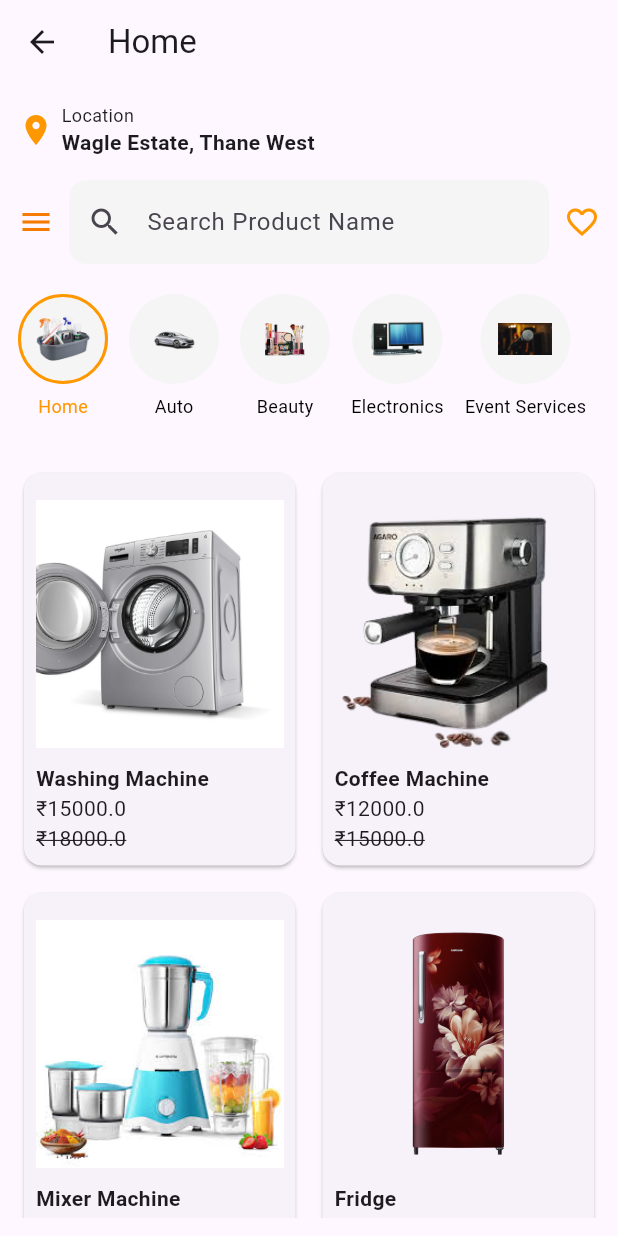
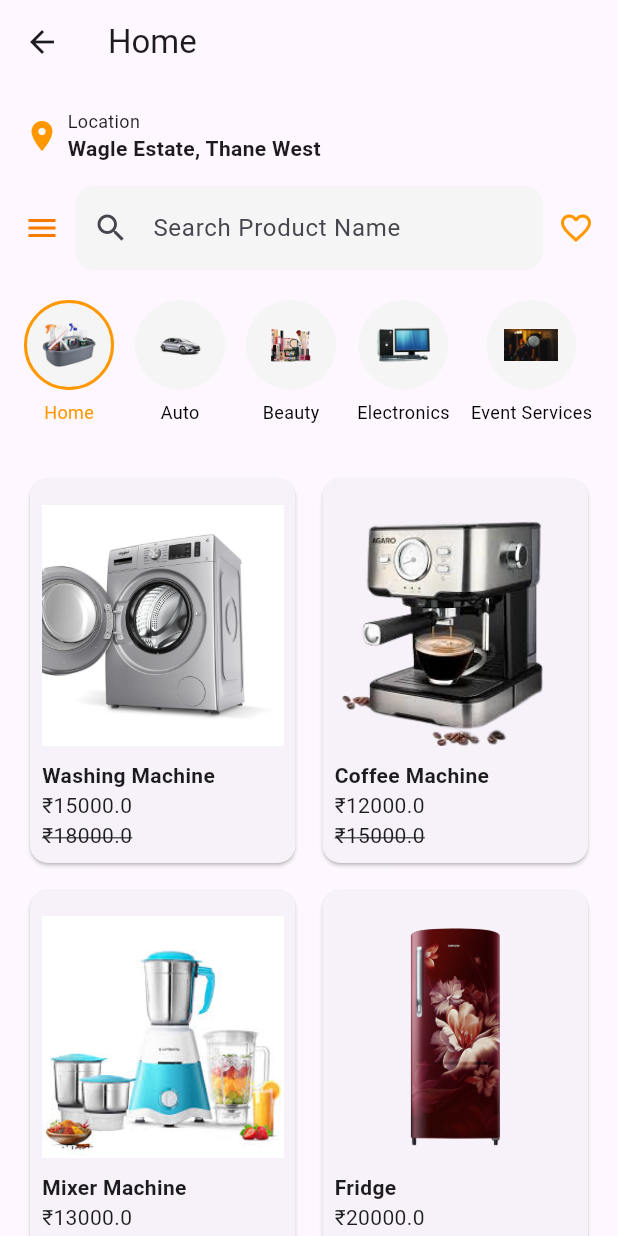
Before and after one commit to omkar123-coder/Ui_Making, a Flutter app: the ProductScreen screen opened directly with sample values from the repository, on a phone screen of 412 x 824 dp. Run offline on Flutter 3.47's test engine with Material 3 defaults, Android fonts, the phone set to English and light mode, and no system bars.

Commit message:
on going changes

```diff
--- a/lib/screens/home_screen.dart
+++ b/lib/screens/home_screen.dart
@@ -1,6 +1,5 @@
 import 'package:flutter/material.dart';
 import 'package:ui_making/widgets/header.dart';
-
 import '../data/dummy_data.dart';
 import '../widgets/category_card.dart';
 import 'subcategory_screen.dart';
--- a/lib/screens/product_screen.dart
+++ b/lib/screens/product_screen.dart
@@ -5,7 +5,7 @@ import '../data/dummy_data.dart';
 import '../models/category_model.dart';
 import '../widgets/product_card.dart';
 
-class ProductScreen extends StatelessWidget {
+class ProductScreen extends StatefulWidget {
   final CategoryModel category;
 
   const ProductScreen({
@@ -14,13 +14,22 @@ class ProductScreen extends StatelessWidget {
   });
 
   @override
+  State<ProductScreen> createState() => _ProductScreenState();
+}
+
+class _ProductScreenState extends State<ProductScreen> {
+  int selectedIndex = 0;
+
+  @override
   Widget build(BuildContext context) {
     return Scaffold(
       appBar: AppBar(
-        title: Text(category.title),
+        scrolledUnderElevation: 0,
+        title: Text(widget.category.title),
       ),
-      body: Padding(
-        padding: const EdgeInsets.all(12),
+      body: SingleChildScrollView(
+        padding: EdgeInsets.symmetric(vertical: 16, horizontal: 16),
+        physics: AlwaysScrollableScrollPhysics(),
         child: Column(
           children: [
             const Header(),
@@ -31,6 +40,7 @@ class ProductScreen extends StatelessWidget {
                 scrollDirection: Axis.horizontal,
                 itemCount: categories.length,
                 itemBuilder: (context, index) {
+
                   final item = categories[index];
 
                   return Padding(
@@ -38,7 +48,11 @@ class ProductScreen extends StatelessWidget {
                     child: Column(
                       children: [
                         GestureDetector(
-                          onTap: () {},
+                          onTap: () {
+                            setState(() {
+                              selectedIndex = index;
+                            });
+                          },
                           child: Container(
                             height: 60,
                             width: 60,
@@ -46,7 +60,7 @@ class ProductScreen extends StatelessWidget {
                             decoration: BoxDecoration(
                               shape: BoxShape.circle,
                               border: Border.all(
-                                color: index == 0
+                                color: index == selectedIndex
                                     ? Colors.orange
                                     : Colors.transparent,
                                 width: 2,
@@ -74,8 +88,9 @@ class ProductScreen extends StatelessWidget {
               ),
             ),
             const SizedBox(height: 20),
-            Expanded(
-              child: GridView.builder(
+            GridView.builder(
+              shrinkWrap: true,
+              physics: NeverScrollableScrollPhysics(),
               itemCount: products.length,
               gridDelegate: const SliverGridDelegateWithFixedCrossAxisCount(
                 crossAxisCount: 2,
@@ -89,7 +104,6 @@ class ProductScreen extends StatelessWidget {
                 );
               },
             ),
-            ),
           ],
         ),
       ),
--- a/lib/screens/subcategory_screen.dart
+++ b/lib/screens/subcategory_screen.dart
@@ -16,6 +16,7 @@ class SubCategoryScreen extends StatelessWidget {
   Widget build(BuildContext context) {
     return Scaffold(
       appBar: AppBar(
+        scrolledUnderElevation: 0,
         title: Text(title),
       ),
       body: SingleChildScrollView(
@@ -35,7 +36,7 @@ class SubCategoryScreen extends StatelessWidget {
             ),
             const SizedBox(height: 12),
             GridView.builder(
-              itemCount: subCategories.length,
+              itemCount: 30,
               physics: NeverScrollableScrollPhysics(),
               shrinkWrap: true,
               gridDelegate: const SliverGridDelegateWithFixedCrossAxisCount(
--- a/lib/widgets/category_card.dart
+++ b/lib/widgets/category_card.dart
@@ -1,3 +1,4 @@
+import 'package:flutter/foundation.dart';
 import 'package:flutter/material.dart';
 import '../models/category_model.dart';
 
@@ -32,7 +33,7 @@ class CategoryCard extends StatelessWidget {
           ),
           const SizedBox(height: 6),
           Text(
-            "jhhg tyhgbvt gjt bfhrhyry",
+            category.title,
             overflow: TextOverflow.ellipsis,
             style: const TextStyle(
               fontSize: 14,
```
Also changed, not shown: pubspec.lock. Lines whose indentation alone changed are shown as unchanged.
